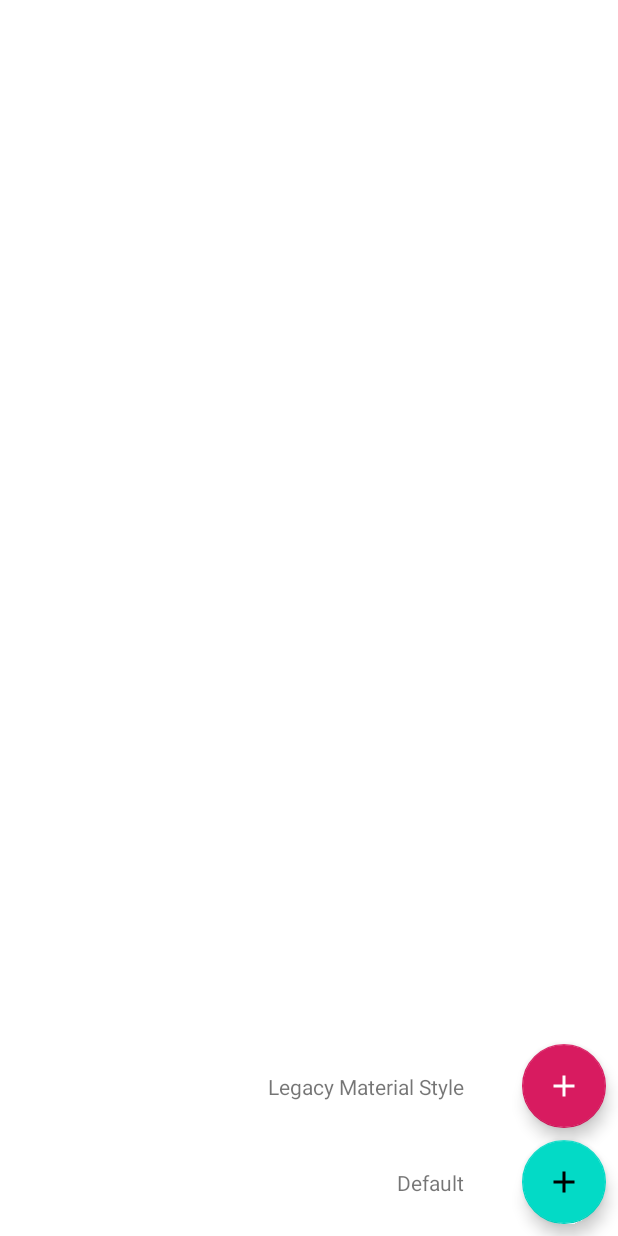
After one commit to ArmandoRomero33/MDCOMPONENTS, an Android app: the layout fragment_floating_action_button.xml on its own in the app's theme, with its tools: preview values and no code run, on a phone screen of 412 x 824 dp. The commit adds this screen. Run offline under Robolectric (Android 15) with nearby library versions, the phone set to English and light mode, and no system bars.

Commit message:
buttom action

```diff
--- a/app/src/main/java/com/alain/cursos/mdcomponents/MainActivity.java
+++ b/app/src/main/java/com/alain/cursos/mdcomponents/MainActivity.java
@@ -9,6 +9,7 @@ import androidx.recyclerview.widget.RecyclerView;
 import com.alain.cursos.mdcomponents.adapters.ComponentAdapter;
 import com.alain.cursos.mdcomponents.fragments.BottomNavigationBarFragment;
 import com.alain.cursos.mdcomponents.fragments.ButtonFragment;
+import com.alain.cursos.mdcomponents.fragments.FloatingActionButtonFragment;
 import com.alain.cursos.mdcomponents.fragments.SnackBarFragment;
 import com.alain.cursos.mdcomponents.fragments.TextfildFragment;
 import com.alain.cursos.mdcomponents.utils.Component;
@@ -44,6 +45,7 @@ public class MainActivity extends AppCompatActivity implements OnClickListener {
         mAdapter.add(BottomNavigationBarFragment.getmInstance());
         mAdapter.add(SnackBarFragment.getmInstance());
         mAdapter.add(TextfildFragment.getmInstance());
+        mAdapter.add(FloatingActionButtonFragment.getmInstance());
 
     }
 
--- a/app/src/main/java/com/alain/cursos/mdcomponents/utils/CommonUtils.java
+++ b/app/src/main/java/com/alain/cursos/mdcomponents/utils/CommonUtils.java
@@ -13,6 +13,7 @@ import androidx.fragment.app.Fragment;
 
 import com.alain.cursos.mdcomponents.fragments.BottomNavigationBarFragment;
 import com.alain.cursos.mdcomponents.fragments.ButtonFragment;
+import com.alain.cursos.mdcomponents.fragments.FloatingActionButtonFragment;
 import com.alain.cursos.mdcomponents.fragments.SnackBarFragment;
 import com.alain.cursos.mdcomponents.fragments.TextfildFragment;
 
@@ -44,6 +45,9 @@ public class CommonUtils {
             case SnackBarFragment.TAG:
                 fragment = new SnackBarFragment();
                 break;
+            case FloatingActionButtonFragment.TAG:
+                fragment = new FloatingActionButtonFragment();
+                break
 
 
         }
--- /dev/null
+++ b/app/src/main/res/layout/fragment_floating_action_button.xml
@@ -0,0 +1,69 @@
+<?xml version="1.0" encoding="utf-8"?>
+<androidx.constraintlayout.widget.ConstraintLayout xmlns:android="http://schemas.android.com/apk/res/android"
+    xmlns:tools="http://schemas.android.com/tools"
+    xmlns:app="http://schemas.android.com/apk/res-auto"
+    android:id="@+id/containerMain"
+    android:layout_width="match_parent"
+    android:layout_height="match_parent"
+    tools:context=".fragments.FloatingActionButtonFragment">
+
+    <androidx.constraintlayout.widget.Guideline
+        android:id="@+id/guideline"
+        android:layout_width="wrap_content"
+        android:layout_height="0dp"
+        android:orientation="vertical"
+        app:layout_constraintTop_toTopOf="parent"
+        app:layout_constraintBottom_toBottomOf="parent"
+        app:layout_constraintGuide_percent="0.75"/>
+
+
+    <com.google.android.material.floatingactionbutton.FloatingActionButton
+        android:id="@+id/fabDefault"
+        android:layout_width="wrap_content"
+        android:layout_height="wrap_content"
+        android:layout_margin="@dimen/common_padding_default"
+        android:src="@drawable/ic_add"
+        app:layout_constraintEnd_toEndOf="parent"
+        app:layout_constraintBottom_toBottomOf="parent"
+        style="@style/Widget.MaterialComponents.FloatingActionButton"/>
+
+    <TextView
+        android:id="@+id/tvDefault"
+        android:layout_width="wrap_content"
+        android:layout_height="wrap_content"
+        android:text="@string/status_default"
+        app:layout_constraintEnd_toStartOf="@id/guideline"
+        app:layout_constraintTop_toTopOf="@id/fabDefault"
+        app:layout_constraintBottom_toBottomOf="@id/fabDefault"/>
+
+
+    <com.google.android.material.floatingactionbutton.FloatingActionButton
+        android:id="@+id/fabLegacy"
+        android:layout_width="wrap_content"
+        android:layout_height="wrap_content"
+        android:layout_margin="@dimen/common_padding_default"
+        android:src="@drawable/ic_add"
+        app:tint="@android:color/white"
+        app:layout_constraintEnd_toEndOf="parent"
+        app:layout_constraintBottom_toTopOf="@id/fabDefault"
+        style="@style/Widget.Design.FloatingActionButton"/>
+
+    <TextView
+        android:id="@+id/tvLegacy"
+        android:layout_width="wrap_content"
+        android:layout_height="wrap_content"
+        android:text="@string/status_legacy_style"
+        app:layout_constraintEnd_toStartOf="@id/guideline"
+        app:layout_constraintTop_toTopOf="@id/fabLegacy"
+        app:layout_constraintBottom_toBottomOf="@id/fabLegacy"/>
+
+
+
+
+
+
+
+
+
+
+</androidx.constraintlayout.widget.ConstraintLayout>
--- a/app/src/main/res/layout/fragment_textfild.xml
+++ b/app/src/main/res/layout/fragment_textfild.xml
@@ -78,7 +78,9 @@
             android:inputType="textMultiLine"
             android:maxLines="3"/>
 
-    </com.google.android.material.textfield.TextInputLayout><com.google.android.material.textfield.TextInputLayout
+    </com.google.android.material.textfield.TextInputLayout>
+
+    <com.google.android.material.textfield.TextInputLayout
     android:id="@+id/tilCapitalLatter"
     android:layout_width="match_parent"
     android:layout_height="wrap_content"
@@ -92,6 +94,8 @@
     app:endIconMode="custom"
     app:endIconDrawable="@drawable/ic_format_siza"
     app:endIconTint="@color/colorPrimary">
+
+
     <com.google.android.material.textfield.TextInputEditText
         android:id="@+id/etCapitalLatter"
         android:layout_width="match_parent"
```
Also changed, not shown: app/src/main/java/com/alain/cursos/mdcomponents/fragments/FloatingActionButtonFragment.java (added, +68 -0 lines).
